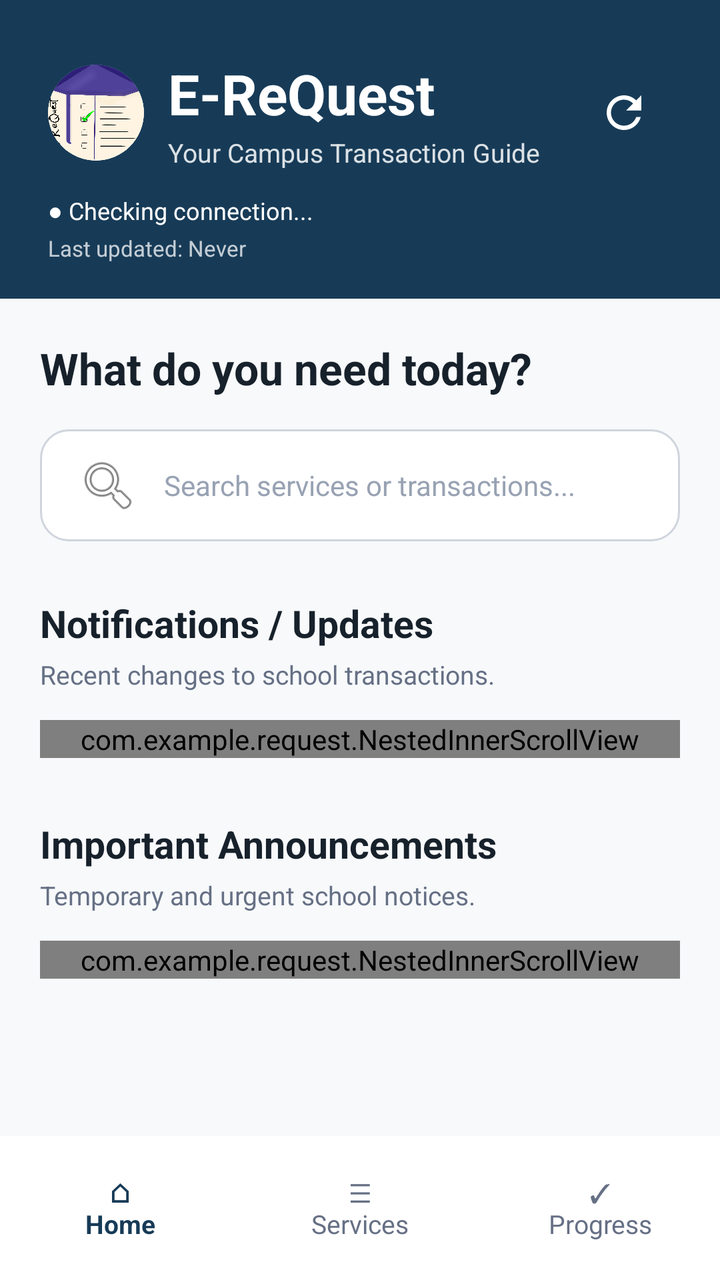
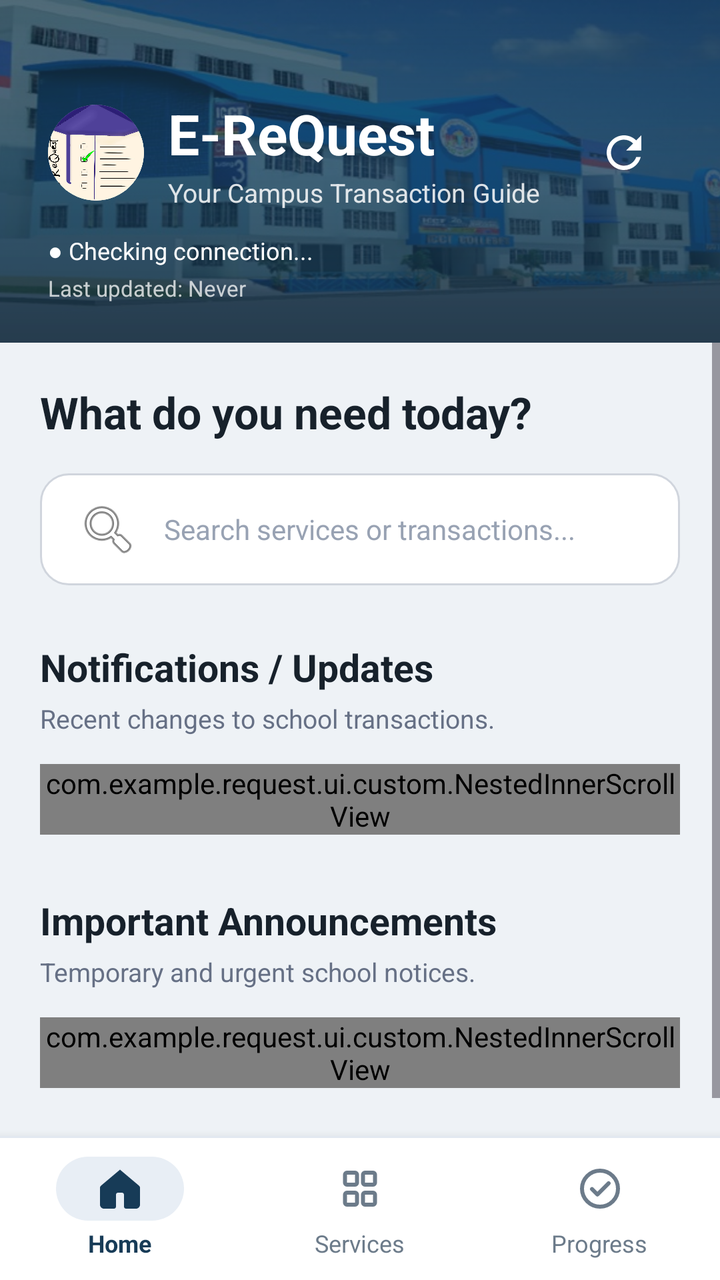

An Android layout rendered at two revisions. The XML below is the earlier revision; the diff shows what the commit changed to produce the second picture.
<!-- AndroidManifest.xml: application theme Theme.EReQuest -->
<!-- res/layout/activity_home.xml -->
<?xml version="1.0" encoding="utf-8"?>
<androidx.constraintlayout.widget.ConstraintLayout
    xmlns:android="http://schemas.android.com/apk/res/android"
    xmlns:app="http://schemas.android.com/apk/res-auto"
    xmlns:tools="http://schemas.android.com/tools"
    android:id="@+id/homeMain"
    android:layout_width="match_parent"
    android:layout_height="match_parent"
    android:background="@color/background"
    tools:context=".HomeActivity">


    
    
    

    <LinearLayout
        android:id="@+id/header"
        android:layout_width="0dp"
        android:layout_height="wrap_content"
        android:background="@color/primary"
        android:orientation="vertical"
        android:paddingStart="24dp"
        android:paddingTop="28dp"
        android:paddingEnd="24dp"
        android:paddingBottom="18dp"
        app:layout_constraintTop_toTopOf="parent"
        app:layout_constraintStart_toStartOf="parent"
        app:layout_constraintEnd_toEndOf="parent">


        <LinearLayout
            android:layout_width="match_parent"
            android:layout_height="wrap_content"
            android:gravity="center_vertical"
            android:orientation="horizontal">

            <ImageView
                android:id="@+id/ivHomeLogo"
                android:layout_width="48dp"
                android:layout_height="48dp"
                android:layout_marginEnd="12dp"
                android:background="@drawable/bg_logo_circle"
                android:padding="0dp"
                android:contentDescription="@string/app_name"
                android:src="@drawable/ic_erequest_logo"
                android:scaleType="centerCrop"
        android:clipToOutline="true" />

            <LinearLayout
                android:layout_width="0dp"
                android:layout_height="wrap_content"
                android:layout_weight="1"
                android:orientation="vertical">

                <TextView
                    android:layout_width="wrap_content"
                    android:layout_height="wrap_content"
                    android:text="E-ReQuest"
                    android:textColor="@color/text_white"
                    android:textSize="28sp"
                    android:textStyle="bold" />

                <TextView
                    android:layout_width="wrap_content"
                    android:layout_height="wrap_content"
                    android:layout_marginTop="2dp"
                    android:alpha="0.85"
                    android:text="Your Campus Transaction Guide"
                    android:textColor="@color/text_white"
                    android:textSize="13sp" />

            </LinearLayout>


            

            <ImageView
                android:id="@+id/btnSync"
                android:layout_width="48dp"
                android:layout_height="48dp"
                android:clickable="true"
                android:contentDescription="Sync Updates"
                android:focusable="true"
                android:padding="11dp"
                android:src="@drawable/ic_refresh"
                app:tint="@color/text_white" />

        </LinearLayout>


        <TextView
            android:id="@+id/tvConnectionStatus"
            android:layout_width="wrap_content"
            android:layout_height="wrap_content"
            android:layout_marginTop="12dp"
            android:text="● Checking connection..."
            android:textColor="@color/text_white"
            android:textSize="12sp" />


        <TextView
            android:id="@+id/tvLastUpdated"
            android:layout_width="wrap_content"
            android:layout_height="wrap_content"
            android:layout_marginTop="3dp"
            android:alpha="0.75"
            android:text="Last updated: Never"
            android:textColor="@color/text_white"
            android:textSize="11sp" />

    </LinearLayout>


    
    
    

    <ScrollView
        android:id="@+id/homeScrollView"
        android:layout_width="0dp"
        android:layout_height="0dp"
        android:fillViewport="true"
        app:layout_constraintTop_toBottomOf="@id/header"
        app:layout_constraintBottom_toTopOf="@id/bottomNavigation"
        app:layout_constraintStart_toStartOf="parent"
        app:layout_constraintEnd_toEndOf="parent">


        <LinearLayout
            android:layout_width="match_parent"
            android:layout_height="wrap_content"
            android:orientation="vertical"
            android:padding="20dp">


            
            
            

            <TextView
                android:layout_width="wrap_content"
                android:layout_height="wrap_content"
                android:text="What do you need today?"
                android:textColor="@color/text_primary"
                android:textSize="22sp"
                android:textStyle="bold" />


            
            
            

            <EditText
                android:id="@+id/etSearch"
                android:layout_width="match_parent"
                android:layout_height="56dp"
                android:layout_marginTop="16dp"
                android:background="@drawable/bg_search"
                android:drawableStart="@android:drawable/ic_menu_search"
                android:drawablePadding="12dp"
                android:hint="Search services or transactions..."
                android:paddingStart="18dp"
                android:paddingEnd="18dp"
                android:singleLine="true"
                android:textColor="@color/text_primary"
                android:textColorHint="@color/text_hint"
                android:textSize="14sp" />


            <LinearLayout
                android:id="@+id/searchResultsContainer"
                android:layout_width="match_parent"
                android:layout_height="wrap_content"
                android:layout_marginTop="4dp"
                android:background="@drawable/bg_card"
                android:orientation="vertical"
                android:visibility="gone" />


            
            
            

            <LinearLayout
                android:layout_width="match_parent"
                android:layout_height="wrap_content"
                android:layout_marginTop="28dp"
                android:gravity="center_vertical"
                android:orientation="horizontal">


                <TextView
                    android:layout_width="0dp"
                    android:layout_height="wrap_content"
                    android:layout_weight="1"
                    android:text="Notifications / Updates"
                    android:textColor="@color/text_primary"
                    android:textSize="19sp"
                    android:textStyle="bold" />


                

                <TextView
                    android:id="@+id/tvNotificationCount"
                    android:layout_width="wrap_content"
                    android:layout_height="wrap_content"
                    android:background="@drawable/bg_card"
                    android:gravity="center"
                    android:minWidth="32dp"
                    android:paddingStart="10dp"
                    android:paddingTop="5dp"
                    android:paddingEnd="10dp"
                    android:paddingBottom="5dp"
                    android:text="0"
                    android:textColor="@color/primary"
                    android:textSize="12sp"
                    android:textStyle="bold"
                    android:visibility="gone" />

            </LinearLayout>


            <TextView
                android:layout_width="wrap_content"
                android:layout_height="wrap_content"
                android:layout_marginTop="4dp"
                android:text="Recent changes to school transactions."
                android:textColor="@color/text_secondary"
                android:textSize="13sp" />


            

            <com.example.request.NestedInnerScrollView
                android:id="@+id/updateNotificationsScrollView"
                android:layout_width="match_parent"
                android:layout_height="wrap_content"
                android:layout_marginTop="14dp"
                android:fillViewport="false"
                android:overScrollMode="ifContentScrolls"
                android:scrollbars="vertical">

                <LinearLayout
                    android:id="@+id/updateNotificationsContainer"
                    android:layout_width="match_parent"
                    android:layout_height="wrap_content"
                    android:orientation="vertical" />

            </com.example.request.NestedInnerScrollView>


            

            <TextView
                android:id="@+id/tvNoUpdateNotifications"
                android:layout_width="match_parent"
                android:layout_height="wrap_content"
                android:layout_marginTop="14dp"
                android:background="@drawable/bg_card"
                android:gravity="center"
                android:padding="20dp"
                android:text="You're all caught up. No new updates."
                android:textColor="@color/text_secondary"
                android:textSize="13sp"
                android:visibility="gone" />


            
            
            

            <TextView
                android:layout_width="wrap_content"
                android:layout_height="wrap_content"
                android:layout_marginTop="30dp"
                android:text="Important Announcements"
                android:textColor="@color/text_primary"
                android:textSize="19sp"
                android:textStyle="bold" />


            <TextView
                android:layout_width="wrap_content"
                android:layout_height="wrap_content"
                android:layout_marginTop="4dp"
                android:text="Temporary and urgent school notices."
                android:textColor="@color/text_secondary"
                android:textSize="13sp" />


            <com.example.request.NestedInnerScrollView
                android:id="@+id/importantAnnouncementsScrollView"
                android:layout_width="match_parent"
                android:layout_height="wrap_content"
                android:layout_marginTop="14dp"
                android:fillViewport="false"
                android:overScrollMode="ifContentScrolls"
                android:scrollbars="vertical">

                <LinearLayout
                    android:id="@+id/importantAnnouncementsContainer"
                    android:layout_width="match_parent"
                    android:layout_height="wrap_content"
                    android:orientation="vertical" />

            </com.example.request.NestedInnerScrollView>


            <TextView
                android:id="@+id/tvNoImportantAnnouncements"
                android:layout_width="match_parent"
                android:layout_height="wrap_content"
                android:layout_marginTop="14dp"
                android:background="@drawable/bg_card"
                android:gravity="center"
                android:padding="20dp"
                android:text="No important announcements at this time."
                android:textColor="@color/text_secondary"
                android:textSize="13sp"
                android:visibility="gone" />


            <Space
                android:layout_width="match_parent"
                android:layout_height="24dp" />

        </LinearLayout>

    </ScrollView>


    
    
    

    <LinearLayout
        android:id="@+id/bottomNavigation"
        android:layout_width="0dp"
        android:layout_height="72dp"
        android:background="@color/surface"
        android:gravity="center"
        android:orientation="horizontal"
        app:layout_constraintBottom_toBottomOf="parent"
        app:layout_constraintStart_toStartOf="parent"
        app:layout_constraintEnd_toEndOf="parent">


        <TextView
            android:id="@+id/navHome"
            android:layout_width="0dp"
            android:layout_height="match_parent"
            android:layout_weight="1"
            android:gravity="center"
            android:text="⌂&#10;Home"
            android:textColor="@color/primary"
            android:textSize="13sp"
            android:textStyle="bold" />


        <TextView
            android:id="@+id/navServices"
            android:layout_width="0dp"
            android:layout_height="match_parent"
            android:layout_weight="1"
            android:gravity="center"
            android:text="☰&#10;Services"
            android:textColor="@color/text_secondary"
            android:textSize="13sp" />


        <TextView
            android:id="@+id/navProgress"
            android:layout_width="0dp"
            android:layout_height="match_parent"
            android:layout_weight="1"
            android:gravity="center"
            android:text="✓&#10;Progress"
            android:textColor="@color/text_secondary"
            android:textSize="13sp" />

    </LinearLayout>


</androidx.constraintlayout.widget.ConstraintLayout>
<!-- resources referenced by this layout -->
<resources>
  <color name="background">#F7F9FB</color>
  <!-- drawable ic_erequest_logo: png bitmap (drawable, 642538 bytes) -->
  <!-- unchanged entries left out for length: 17 -->
</resources>

<!-- the commit's change to res/layout/activity_home.xml (unified diff, before → after) -->
@@ -14,20 +14,59 @@
     
     
 
+    
+    <View
+        android:id="@+id/vHeaderBase"
+        android:layout_width="0dp"
+        android:layout_height="0dp"
+        android:background="@color/primary"
+        app:layout_constraintTop_toTopOf="@id/header"
+        app:layout_constraintBottom_toBottomOf="@id/header"
+        app:layout_constraintStart_toStartOf="@id/header"
+        app:layout_constraintEnd_toEndOf="@id/header" />
+
+    
+    <ImageView
+        android:id="@+id/ivHeaderCampusBg"
+        android:layout_width="0dp"
+        android:layout_height="0dp"
+        android:src="@drawable/bg_header_campus"
+        android:scaleType="centerCrop"
+        android:alpha="0.75"
+        android:contentDescription="@null"
+        app:layout_constraintTop_toTopOf="@id/header"
+        app:layout_constraintBottom_toBottomOf="@id/header"
+        app:layout_constraintStart_toStartOf="@id/header"
+        app:layout_constraintEnd_toEndOf="@id/header" />
+
+    
+    <View
+        android:id="@+id/vHeaderOverlay"
+        android:layout_width="0dp"
+        android:layout_height="0dp"
+        android:background="@drawable/bg_header_gradient_overlay"
+        app:layout_constraintTop_toTopOf="@id/header"
+        app:layout_constraintBottom_toBottomOf="@id/header"
+        app:layout_constraintStart_toStartOf="@id/header"
+        app:layout_constraintEnd_toEndOf="@id/header" />
+
+    
+    
+    
+
     <LinearLayout
         android:id="@+id/header"
         android:layout_width="0dp"
         android:layout_height="wrap_content"
-        android:background="@color/primary"
+        android:background="@android:color/transparent"
         android:orientation="vertical"
         android:paddingStart="24dp"
-        android:paddingTop="28dp"
+        android:paddingTop="48dp"
         android:paddingEnd="24dp"
-        android:paddingBottom="18dp"
+        android:paddingBottom="20dp"
         app:layout_constraintTop_toTopOf="parent"
         app:layout_constraintStart_toStartOf="parent"
         app:layout_constraintEnd_toEndOf="parent">
-
 
         <LinearLayout
             android:layout_width="match_parent"
@@ -45,7 +84,7 @@
                 android:contentDescription="@string/app_name"
                 android:src="@drawable/ic_erequest_logo"
                 android:scaleType="centerCrop"
-        android:clipToOutline="true" />
+                android:clipToOutline="true" />
 
             <LinearLayout
                 android:layout_width="0dp"
@@ -72,9 +111,7 @@
 
             </LinearLayout>
 
-
-            
-
+            
             <ImageView
                 android:id="@+id/btnSync"
                 android:layout_width="48dp"
@@ -88,7 +125,6 @@
 
         </LinearLayout>
 
-
         <TextView
             android:id="@+id/tvConnectionStatus"
             android:layout_width="wrap_content"
@@ -97,7 +133,6 @@
             android:text="● Checking connection..."
             android:textColor="@color/text_white"
             android:textSize="12sp" />
-
 
         <TextView
             android:id="@+id/tvLastUpdated"
@@ -233,7 +268,7 @@
 
             
 
-            <com.example.request.NestedInnerScrollView
+            <com.example.request.ui.custom.NestedInnerScrollView
                 android:id="@+id/updateNotificationsScrollView"
                 android:layout_width="match_parent"
                 android:layout_height="wrap_content"
@@ -248,7 +283,7 @@
                     android:layout_height="wrap_content"
                     android:orientation="vertical" />
 
-            </com.example.request.NestedInnerScrollView>
+            </com.example.request.ui.custom.NestedInnerScrollView>
 
 
             
@@ -290,7 +325,7 @@
                 android:textSize="13sp" />
 
 
-            <com.example.request.NestedInnerScrollView
+            <com.example.request.ui.custom.NestedInnerScrollView
                 android:id="@+id/importantAnnouncementsScrollView"
                 android:layout_width="match_parent"
                 android:layout_height="wrap_content"
@@ -305,7 +340,7 @@
                     android:layout_height="wrap_content"
                     android:orientation="vertical" />
 
-            </com.example.request.NestedInnerScrollView>
+            </com.example.request.ui.custom.NestedInnerScrollView>
 
 
             <TextView
@@ -339,46 +374,133 @@
         android:id="@+id/bottomNavigation"
         android:layout_width="0dp"
         android:layout_height="72dp"
-        android:background="@color/surface"
-        android:gravity="center"
+        android:background="@drawable/bg_bottom_nav_bar"
+        android:elevation="8dp"
+        android:gravity="center_vertical"
         android:orientation="horizontal"
+        android:clipChildren="false"
+        android:clipToPadding="false"
         app:layout_constraintBottom_toBottomOf="parent"
         app:layout_constraintStart_toStartOf="parent"
         app:layout_constraintEnd_toEndOf="parent">
 
-
-        <TextView
+        
+        <LinearLayout
             android:id="@+id/navHome"
             android:layout_width="0dp"
             android:layout_height="match_parent"
             android:layout_weight="1"
+            android:clickable="true"
+            android:focusable="true"
             android:gravity="center"
-            android:text="⌂&#10;Home"
-            android:textColor="@color/primary"
-            android:textSize="13sp"
-            android:textStyle="bold" />
-
-
-        <TextView
+            android:orientation="vertical"
+            android:clipChildren="false"
+            android:clipToPadding="false"
+            android:background="?attr/selectableItemBackgroundBorderless">
+
+            <FrameLayout
+                android:layout_width="64dp"
+                android:layout_height="32dp"
+                android:clipChildren="false"
+                android:clipToPadding="false"
+                android:background="@drawable/bg_nav_pill_active">
+
+                <ImageView
+                    android:layout_width="24dp"
+                    android:layout_height="24dp"
+                    android:layout_gravity="center"
+                    android:contentDescription="Home"
+                    android:src="@drawable/ic_nav_home_active" />
+            </FrameLayout>
+
+            <TextView
+                android:layout_width="wrap_content"
+                android:layout_height="wrap_content"
+                android:layout_marginTop="3dp"
+                android:text="Home"
+                android:textColor="@color/nav_active_primary"
+                android:textSize="12sp"
+                android:textStyle="bold" />
+
+        </LinearLayout>
+
+        
+        <LinearLayout
             android:id="@+id/navServices"
             android:layout_width="0dp"
             android:layout_height="match_parent"
             android:layout_weight="1"
+            android:clickable="true"
+            android:focusable="true"
             android:gravity="center"
-            android:text="☰&#10;Services"
-            android:textColor="@color/text_secondary"
-            android:textSize="13sp" />
-
-
-        <TextView
+            android:orientation="vertical"
+            android:clipChildren="false"
+            android:clipToPadding="false"
+            android:background="?attr/selectableItemBackgroundBorderless">
+
+            <FrameLayout
+                android:layout_width="64dp"
+                android:layout_height="32dp"
+                android:clipChildren="false"
+                android:clipToPadding="false"
+                android:background="@android:color/transparent">
+
+                <ImageView
+                    android:layout_width="24dp"
+                    android:layout_height="24dp"
+                    android:layout_gravity="center"
+                    android:contentDescription="Services"
+                    android:src="@drawable/ic_nav_services_inactive" />
+            </FrameLayout>
+
+            <TextView
+                android:layout_width="wrap_content"
+                android:layout_height="wrap_content"
+                android:layout_marginTop="3dp"
+                android:text="Services"
+                android:textColor="@color/nav_inactive"
+                android:textSize="12sp" />
+
+        </LinearLayout>
+
+        
+        <LinearLayout
             android:id="@+id/navProgress"
             android:layout_width="0dp"
             android:layout_height="match_parent"
             android:layout_weight="1"
+            android:clickable="true"
+            android:focusable="true"
             android:gravity="center"
-            android:text="✓&#10;Progress"
-            android:textColor="@color/text_secondary"
-            android:textSize="13sp" />
+            android:orientation="vertical"
+            android:clipChildren="false"
+            android:clipToPadding="false"
+            android:background="?attr/selectableItemBackgroundBorderless">
+
+            <FrameLayout
+                android:layout_width="64dp"
+                android:layout_height="32dp"
+                android:clipChildren="false"
+                android:clipToPadding="false"
+                android:background="@android:color/transparent">
+
+                <ImageView
+                    android:layout_width="24dp"
+                    android:layout_height="24dp"
+                    android:layout_gravity="center"
+                    android:contentDescription="Progress"
+                    android:src="@drawable/ic_nav_progress_inactive" />
+            </FrameLayout>
+
+            <TextView
+                android:layout_width="wrap_content"
+                android:layout_height="wrap_content"
+                android:layout_marginTop="3dp"
+                android:text="Progress"
+                android:textColor="@color/nav_inactive"
+                android:textSize="12sp" />
+
+        </LinearLayout>
 
     </LinearLayout>
 
<!-- resource entries referenced after the edit -->
@@ -1,7 +1,101 @@
 <!-- resources referenced by this layout -->
 <resources>
-  <color name="background">#F7F9FB</color>
-  <!-- drawable ic_erequest_logo: png bitmap (drawable, 642538 bytes) -->
+  <color name="background">#EEF2F6</color>
+  <color name="nav_active_primary">#173B57</color>
+  <color name="nav_inactive">#6C7B8A</color>
+  <!-- drawable bg_bottom_nav_bar (drawable) -->
+  <?xml version="1.0" encoding="utf-8"?>
+  <layer-list xmlns:android="http://schemas.android.com/apk/res/android">
+      <item>
+          <shape android:shape="rectangle">
+              <solid android:color="@color/nav_bar_border" />
+          </shape>
+      </item>
+      <item android:top="1dp">
+          <shape android:shape="rectangle">
+              <solid android:color="@color/nav_bar_surface" />
+          </shape>
+      </item>
+  </layer-list>
+  <!-- drawable bg_header_campus: jpg bitmap (drawable, 50992 bytes) -->
+  <!-- drawable bg_header_gradient_overlay (drawable) -->
+  <?xml version="1.0" encoding="utf-8"?>
+  <shape xmlns:android="http://schemas.android.com/apk/res/android"
+      android:shape="rectangle">
+      <gradient
+          android:angle="270"
+          android:startColor="#99102A3E"
+          android:centerColor="#B3173B57"
+          android:endColor="#CC102A3E"
+          android:type="linear" />
+  </shape>
+  <!-- drawable bg_nav_pill_active (drawable) -->
+  <?xml version="1.0" encoding="utf-8"?>
+  <shape xmlns:android="http://schemas.android.com/apk/res/android"
+      android:shape="rectangle">
+      <solid android:color="@color/nav_active_pill" />
+      <corners android:radius="16dp" />
+  </shape>
+  <!-- drawable ic_erequest_logo: png bitmap (drawable-nodpi, 642538 bytes) -->
+  <!-- drawable ic_nav_home_active (drawable) -->
+  <vector xmlns:android="http://schemas.android.com/apk/res/android"
+      android:width="24dp"
+      android:height="24dp"
+      android:viewportWidth="24"
+      android:viewportHeight="24">
+      <path
+          android:fillColor="@color/nav_active_primary"
+          android:pathData="M12,2.5 L2.5,10.5 C2.18,10.77 2,11.17 2,11.6 V20 C2,21.1 2.9,22 4,22 H9 C9.55,22 10,21.55 10,21 V15 C10,14.45 10.45,14 11,14 H13 C13.55,14 14,14.45 14,15 V21 C14,21.55 14.45,22 15,22 H20 C21.1,22 22,21.1 22,20 V11.6 C22,11.17 21.82,10.77 21.5,10.5 L12,2.5 Z" />
+  </vector>
+  <!-- drawable ic_nav_progress_inactive (drawable) -->
+  <vector xmlns:android="http://schemas.android.com/apk/res/android"
+      android:width="24dp"
+      android:height="24dp"
+      android:viewportWidth="24"
+      android:viewportHeight="24">
+      
+      <path
+          android:strokeColor="@color/nav_inactive"
+          android:strokeWidth="2"
+          android:pathData="M12,21 C7.03,21 3,16.97 3,12 C3,7.03 7.03,3 12,3 C16.97,3 21,7.03 21,12 C21,16.97 16.97,21 12,21 Z" />
+      
+      <path
+          android:strokeColor="@color/nav_inactive"
+          android:strokeWidth="2"
+          android:strokeLineCap="round"
+          android:strokeLineJoin="round"
+          android:pathData="M8,12.2 L10.7,14.9 L16.3,9.3" />
+  </vector>
+  <!-- drawable ic_nav_services_inactive (drawable) -->
+  <vector xmlns:android="http://schemas.android.com/apk/res/android"
+      android:width="24dp"
+      android:height="24dp"
+      android:viewportWidth="24"
+      android:viewportHeight="24">
+      <path
+          android:strokeColor="@color/nav_inactive"
+          android:strokeWidth="2"
+          android:strokeLineJoin="round"
+          android:pathData="M5.5,4 H9.5 C10.05,4 10.5,4.45 10.5,5 V9 C10.5,9.55 10.05,10 9.5,10 H5.5 C4.95,10 4.5,9.55 4.5,9 V5 C4.5,4.45 4.95,4 5.5,4 Z" />
+      <path
+          android:strokeColor="@color/nav_inactive"
+          android:strokeWidth="2"
+          android:strokeLineJoin="round"
+          android:pathData="M14.5,4 H18.5 C19.05,4 19.5,4.45 19.5,5 V9 C19.5,9.55 19.05,10 18.5,10 H14.5 C13.95,10 13.5,9.55 13.5,9 V5 C13.5,4.45 13.95,4 14.5,4 Z" />
+      <path
+          android:strokeColor="@color/nav_inactive"
+          android:strokeWidth="2"
+          android:strokeLineJoin="round"
+          android:pathData="M5.5,14 H9.5 C10.05,14 10.5,14.45 10.5,15 V19 C10.5,19.55 10.05,20 9.5,20 H5.5 C4.95,20 4.5,19.55 4.5,19 V15 C4.5,14.45 4.95,14 5.5,14 Z" />
+      <path
+          android:strokeColor="@color/nav_inactive"
+          android:strokeWidth="2"
+          android:strokeLineJoin="round"
+          android:pathData="M14.5,14 H18.5 C19.05,14 19.5,14.45 19.5,15 V19 C19.5,19.55 19.05,20 18.5,20 H14.5 C13.95,20 13.5,19.55 13.5,19 V15 C13.5,14.45 13.95,14 14.5,14 Z" />
+  </vector>
+  <color name="nav_bar_border">#E2E8F0</color>
+  <color name="nav_bar_surface">#FFFFFF</color>
+  <color name="nav_active_pill">#E8EEF5</color>
   <!-- unchanged entries left out for length: 17 -->
 </resources>
 
